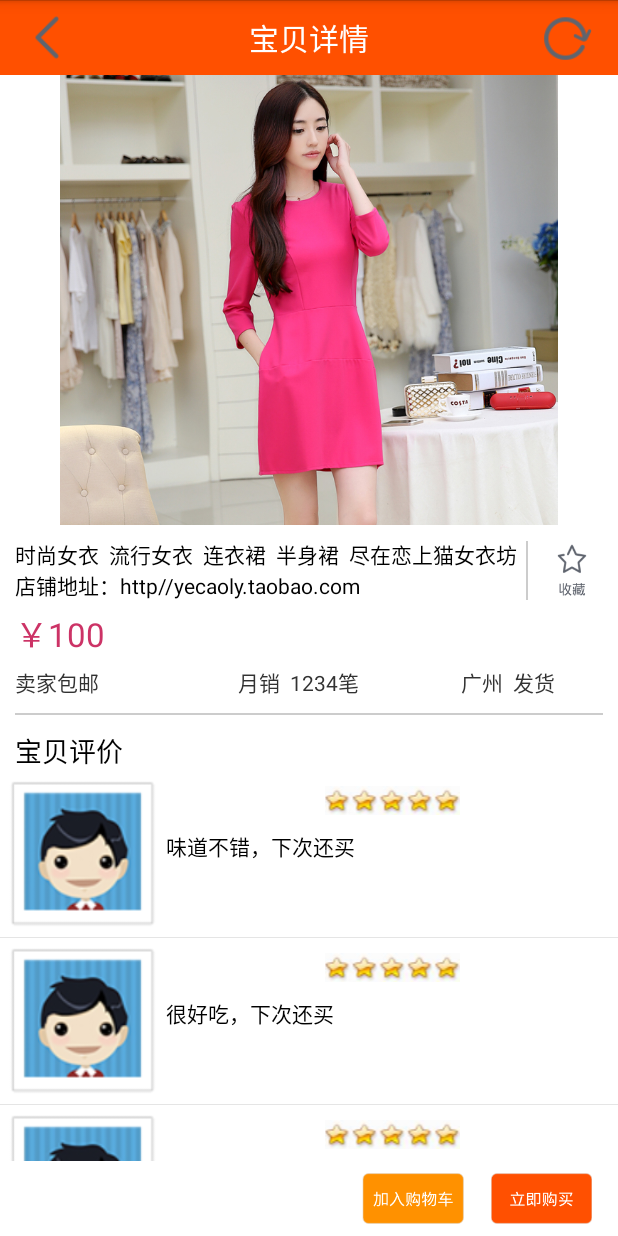
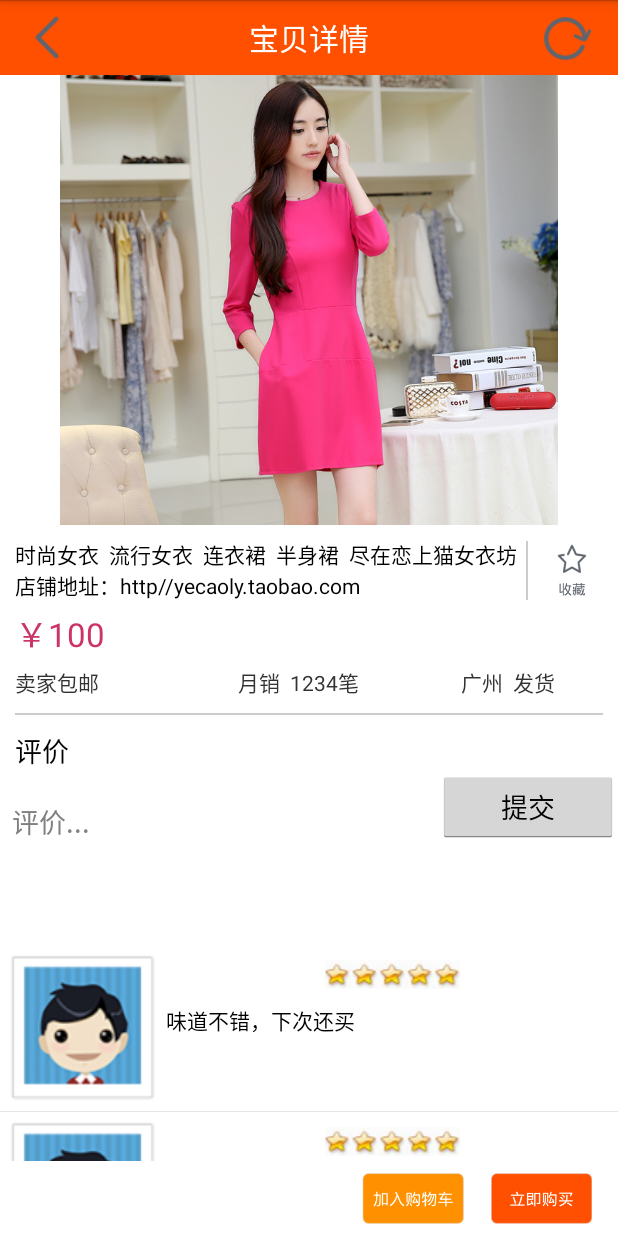
Before and after one commit to jzxyouok/fruit_app, an Android app: the DetailActivity screen opened directly, with no data from a screen before it, on a phone screen of 412 x 824 dp. Run offline under Robolectric (Android 15) with nearby library versions, the phone set to English and light mode, and no system bars; 3 statements that could not run were skipped.

Commit message:
add comment

```diff
--- a/src/main/java/com/naoh/Fruit/ui/home/DetailActivity.java
+++ b/src/main/java/com/naoh/Fruit/ui/home/DetailActivity.java
@@ -15,11 +15,12 @@ import android.view.LayoutInflater;
 import android.view.View;
 import android.view.ViewGroup;
 import android.widget.AdapterView;
+import android.widget.Button;
+import android.widget.EditText;
 import android.widget.ImageView;
 import android.widget.LinearLayout;
 import android.widget.ListAdapter;
 import android.widget.ListView;
-import android.widget.ScrollView;
 import android.widget.Toast;
 
 import com.example.administrator.myapplication.R;
@@ -70,6 +71,13 @@ public class DetailActivity extends FragmentActivity implements View.OnClickList
      */
     private int position = 0;
 
+    //android:id="@+id/comment_content"
+    Button publishComment;
+    EditText comment_content;
+    List<Comment> commentList;
+
+    Adapter_Comment_detail commentAdapter;
+
     @Override
     protected void onCreate(Bundle savedInstanceState) {
         super.onCreate(savedInstanceState);
@@ -94,6 +102,19 @@ public class DetailActivity extends FragmentActivity implements View.OnClickList
 
     private void initView() {
 
+        publishComment = (Button)findViewById(R.id.publish_comment);
+        comment_content = (EditText)findViewById(R.id.comment_content);
+        publishComment.setOnClickListener(new View.OnClickListener() {
+            @Override
+            public void onClick(View v) {
+                new CommentService(DetailActivity.this).addComment(productBean, comment_content.getText().toString());
+                commentList.add(0, new Comment(1, 5, comment_content.getText().toString()));
+                comment_content.setText(comment_content.getHint());
+                commentAdapter.notifyDataSetChanged();
+                setListViewHeightBasedOnChildren(listView);
+            }
+        });
+
         ((ImageView) findViewById(R.id.iv_back)).setOnClickListener(this);
         ((ImageView) findViewById(R.id.put_in)).setOnClickListener(this);
         ((ImageView) findViewById(R.id.buy_now)).setOnClickListener(this);
@@ -105,12 +126,12 @@ public class DetailActivity extends FragmentActivity implements View.OnClickList
         listView.setFocusable(false);
         listView.setSelector(new ColorDrawable(Color.TRANSPARENT));
         //List<Comment> commentList = new CommentService(DetailActivity.this).findAllCommentByPid(productBean.getId());
-        List<Comment> commentList = new ArrayList<Comment>();
+        commentList = new ArrayList<Comment>();
         commentList.add(new Comment(1, 5, "味道不错，下次还买"));
         commentList.add(new Comment(2, 5, "很好吃，下次还买"));
         commentList.add(new Comment(3, 4, "味道一般，服务一般"));
-
-        listView.setAdapter(new Adapter_Comment_detail(DetailActivity.this, commentList));
+        commentAdapter = new Adapter_Comment_detail(DetailActivity.this, commentList);
+        listView.setAdapter(commentAdapter);
         setListViewHeightBasedOnChildren(listView);
         listView.setOnItemClickListener(new android.widget.AdapterView.OnItemClickListener() {
             @Override
--- a/src/main/res/layout/activity_detail.xml
+++ b/src/main/res/layout/activity_detail.xml
@@ -101,9 +101,33 @@
                     android:layout_width="match_parent"
                     android:layout_height="wrap_content"
                     android:layout_marginLeft="10dp"
-                            android:text="宝贝评价"
+                    android:text="评价"
                     android:textColor="#000000"
                     android:textSize="18sp" />
+
+                <LinearLayout
+                    android:orientation="horizontal"
+                    android:layout_width="fill_parent"
+                    android:layout_height="wrap_content">
+                    <EditText
+                        android:id="@+id/comment_content"
+                        android:layout_width="wrap_content"
+                        android:layout_height="100dp"
+                        android:layout_weight="4"
+                        android:layout_margin="8dp"
+                        android:gravity="left|top"
+                        android:hint="评价..."
+                        android:background="@null" >
+                    </EditText>
+                    <Button
+                        android:text="提交"
+                        android:id="@+id/publish_comment"
+                        android:layout_width="wrap_content"
+                        android:layout_height="wrap_content"
+                        android:layout_weight="1"/>
+
+
+                </LinearLayout>
 
                 <ListView
                     android:id="@+id/listView_Detail"
```
Also changed, not shown: src/main/java/com/naoh/Fruit/dao/CommentService.java (+32 -0 lines). Lines whose indentation alone changed are shown as unchanged.
